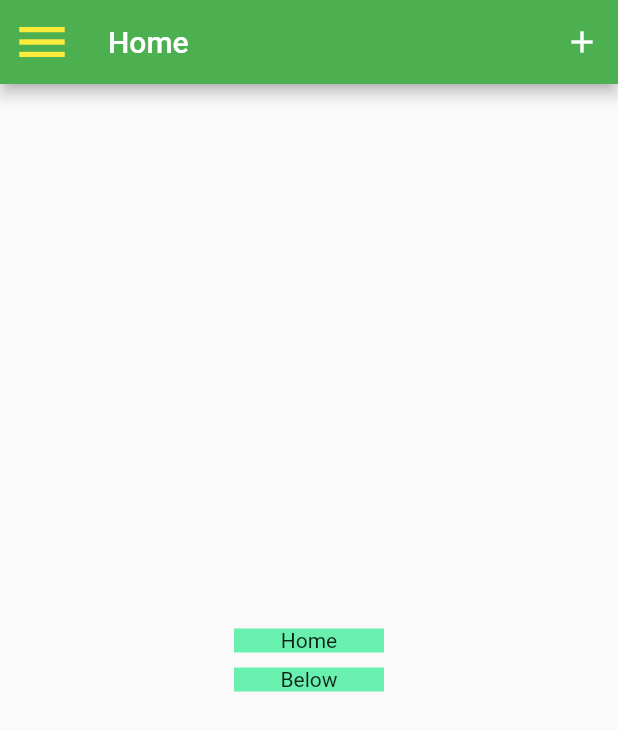
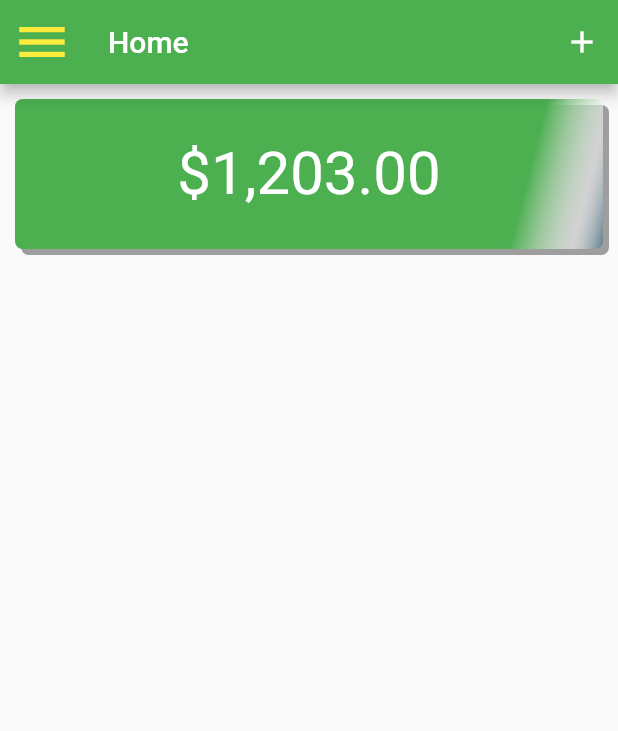
Before and after one commit to cornell19/spend_tracker, a Flutter app: the screen it shows after launch, on a phone screen of 412 x 824 dp. Shown: the top 731 px of the screen. Run offline on Flutter 3.47's test engine with Material 2 defaults, Android fonts, the phone set to English and light mode, and no system bars.

Commit message:
unit 4 Module 2 final

```diff
--- a/lib/pages/home/home_page.dart
+++ b/lib/pages/home/home_page.dart
@@ -4,6 +4,7 @@ import 'package:spend_tracker/pages/home/widgets/custom_text.dart';
 class HomePage extends StatelessWidget {
   @override
   Widget build(BuildContext context) {
+    var amount = '1,203.00';
     return Scaffold(
       appBar: AppBar(
         leading: Icon(
@@ -20,25 +21,42 @@ class HomePage extends StatelessWidget {
           )
         ],
       ),
-      body: Center(
-          child: Column(
-        mainAxisAlignment: MainAxisAlignment.center,
+      body: Column(
+        crossAxisAlignment: CrossAxisAlignment.stretch,
         children: <Widget>[
           Container(
-            margin: EdgeInsets.only(bottom: 10),
-            constraints: BoxConstraints(maxWidth: 100),
+            height: 100,
+            margin: EdgeInsets.all(10),
             alignment: Alignment.center,
-            child: const Text('Home'),
-            color: Colors.greenAccent,
-          ),
-          Container(
-            constraints: BoxConstraints(maxWidth: 100),
-            alignment: Alignment.center,
-            child: const Text('Below'),
-            color: Colors.greenAccent,
+            child: Text(
+              '\$$amount',
+              style: TextStyle(
+                color: Colors.white,
+                fontSize: 40,
+              ),
+            ),
+            decoration: BoxDecoration(
+              color: Colors.green,
+              gradient: LinearGradient(
+                begin: Alignment.topLeft,
+                end: Alignment.bottomRight,
+                colors: [
+                  Colors.green,
+                  Colors.white54,
+                  Colors.blueGrey,
+                ],
+                stops: [0.85, 0.95, 1.0],
+              ),
+              boxShadow: [
+                BoxShadow(color: Colors.grey, offset: Offset(4, 4)),
+              ],
+              borderRadius: BorderRadius.all(
+                Radius.circular(5),
+              ),
+            ),
           ),
         ],
-      )),
+      ),
     );
   }
 }
```
